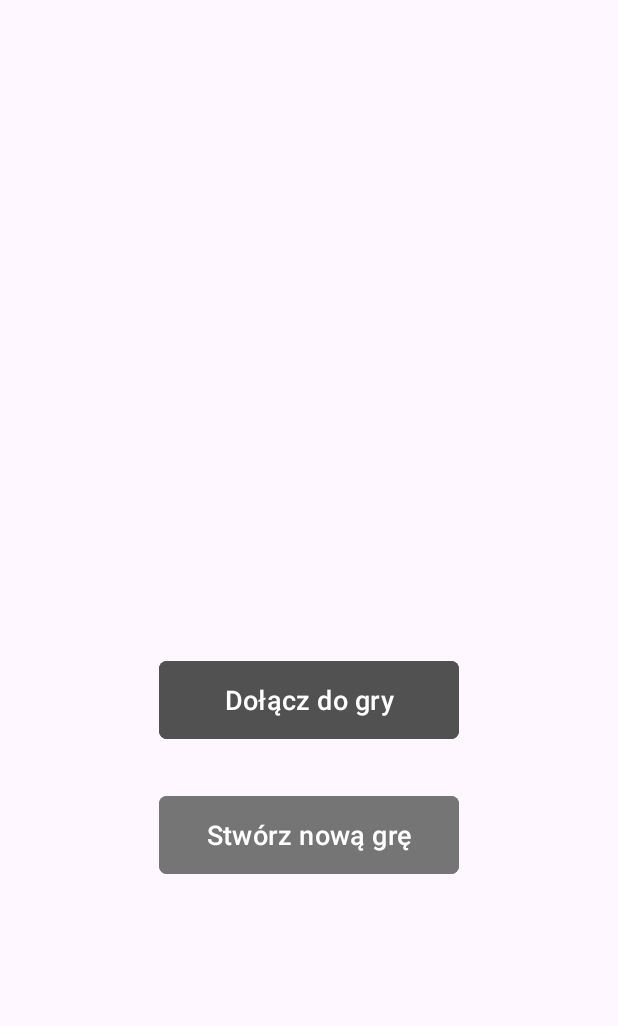
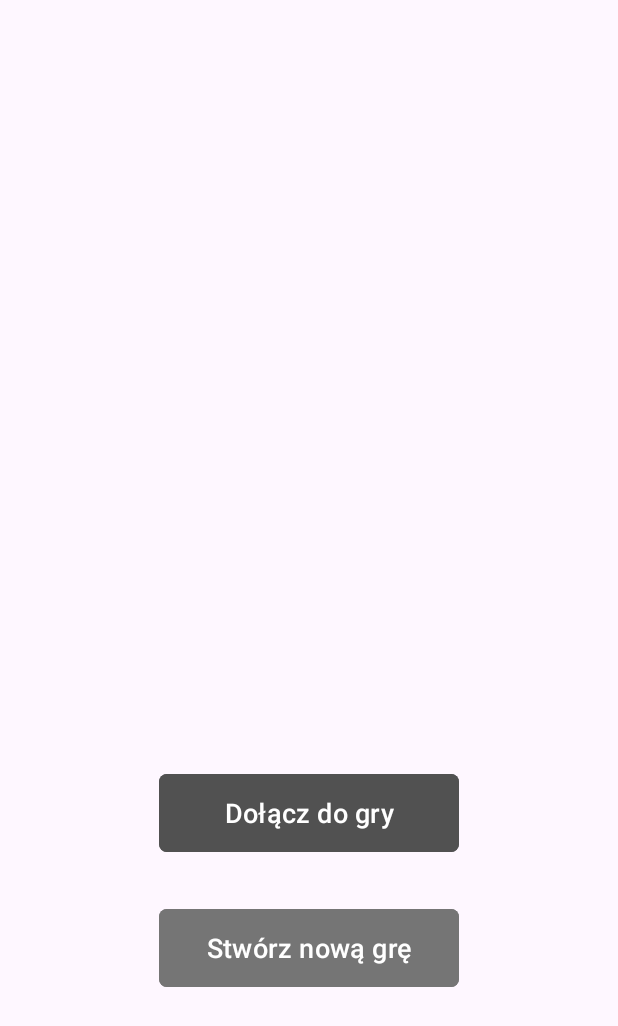
Before and after one commit to MateuszJurkowicz/FiftyGame, an Android app: the screen it shows after launch (MainActivity), on a phone screen of 412 x 824 dp. Shown: the top 1026 px of the screen. Run offline under Robolectric (Android 15) with nearby library versions, the phone set to English and light mode, and no system bars.

Commit message:
some changes with views and buttons

```diff
--- a/app/src/main/AndroidManifest.xml
+++ b/app/src/main/AndroidManifest.xml
@@ -10,7 +10,7 @@
         android:label="@string/app_name"
         android:roundIcon="@mipmap/ic_launcher_round"
         android:supportsRtl="true"
-        android:theme="@style/Theme.FiftyGame"
+        android:theme="@style/Theme.FiftyGameMain"
         tools:targetApi="31">
         <activity
             android:name=".JoinGameActivity"
--- a/app/src/main/res/layout/activity_main.xml
+++ b/app/src/main/res/layout/activity_main.xml
@@ -12,7 +12,7 @@
         android:id="@+id/joinGameButton"
         android:layout_width="200dp"
         android:layout_height="60dp"
-        android:layout_marginTop="200dp"
+        android:layout_marginTop="350dp"
         android:backgroundTint="#515151"
         android:text="@string/game_join_button"
         android:textSize="18sp"
--- a/app/src/main/res/values-v23/themes.xml
+++ b/app/src/main/res/values-v23/themes.xml
@@ -5,4 +5,11 @@
     <item name="android:statusBarColor">@android:color/transparent</item>
     <item name="android:windowLightStatusBar">?attr/isLightTheme</item>
   </style>
+  <style name="Theme.FiftyGameMain" parent="Base.Theme.FiftyGameMain.NoActionBar">
+    <!-- Transparent system bars for edge-to-edge. -->
+    <item name="android:navigationBarColor">@android:color/transparent</item>
+    <item name="android:statusBarColor">@android:color/transparent</item>
+    <item name="android:windowLightStatusBar">?attr/isLightTheme</item>
+  </style>
+
 </resources>
--- a/app/src/main/res/values/themes.xml
+++ b/app/src/main/res/values/themes.xml
@@ -1,9 +1,14 @@
 <resources xmlns:tools="http://schemas.android.com/tools">
     <!-- Base application theme. -->
-    <style name="Base.Theme.FiftyGame" parent="Theme.Material3.DayNight.NoActionBar">
+    <style name="Base.Theme.FiftyGame" parent="Theme.Material3.DayNight">
         <!-- Customize your light theme here. -->
         <!-- <item name="colorPrimary">@color/my_light_primary</item> -->
     </style>
+    <style name="Base.Theme.FiftyGameMain.NoActionBar" parent="Theme.Material3.DayNight.NoActionBar">
+        <!-- Dodaj atrybut windowNoTitle, aby ukryć ActionBar -->
+        <item name="android:windowNoTitle">true</item>
+    </style>
 
     <style name="Theme.FiftyGame" parent="Base.Theme.FiftyGame" />
+
 </resources>
```
Also changed, not shown: app/src/main/java/com/example/fiftygame/CreateGameActivity.kt (+7 -0 lines).
